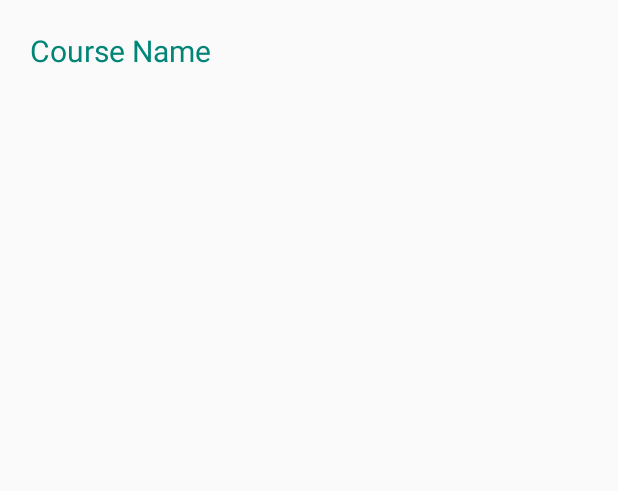
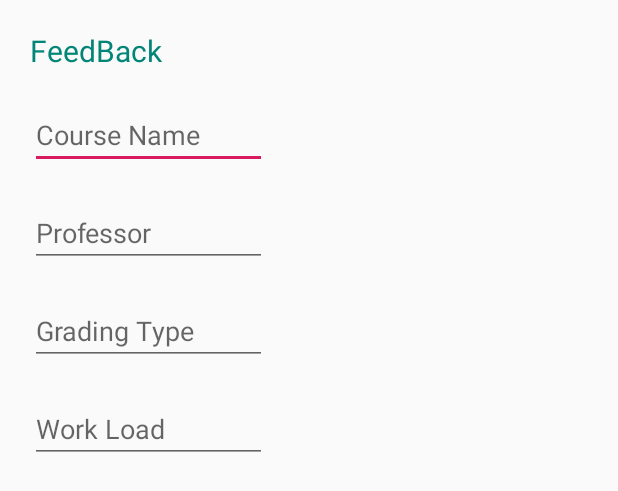
Before and after one commit to Flash-Shivam/HUL_course_selector1, an Android app: the layout third.xml on its own in the app's theme, with its tools: preview values and no code run, on a phone screen of 412 x 824 dp. Shown: the top 491 px of the screen. Run offline under Robolectric (Android 15) with nearby library versions, the phone set to English and light mode, and no system bars.

Commit message:
Commit Three : Feedback Options

```diff
--- a/app/src/main/res/layout/third.xml
+++ b/app/src/main/res/layout/third.xml
@@ -10,9 +10,48 @@
         android:id="@+id/ter1"
         android:layout_width="wrap_content"
         android:layout_height="wrap_content"
-        android:text="Course Name"
+        android:text="FeedBack"
         android:textColor="@color/colorPrimary"
         android:textSize="20dp"
         />
 
+    <EditText
+        android:id="@+id/yar"
+        android:layout_width="158dp"
+        android:layout_height="wrap_content"
+        android:layout_below="@id/ter1"
+        android:layout_marginTop="20dp"
+        android:hint="Course Name"
+        />
+
+    <EditText
+        android:id="@+id/yar2"
+        android:layout_width="158dp"
+        android:layout_height="wrap_content"
+        android:layout_below="@id/yar"
+        android:layout_marginTop="20dp"
+        android:hint="Professor"
+        />
+
+    <EditText
+        android:id="@+id/yar3"
+        android:layout_width="158dp"
+        android:layout_height="wrap_content"
+        android:layout_below="@id/yar2"
+        android:layout_marginTop="20dp"
+        android:hint="Grading Type"
+        />
+
+    <EditText
+        android:id="@+id/yar4"
+        android:layout_width="158dp"
+        android:layout_height="wrap_content"
+        android:layout_below="@id/yar3"
+        android:layout_marginTop="20dp"
+        android:hint="Work Load"
+        />
+
+
+
+
 </RelativeLayout>
```
